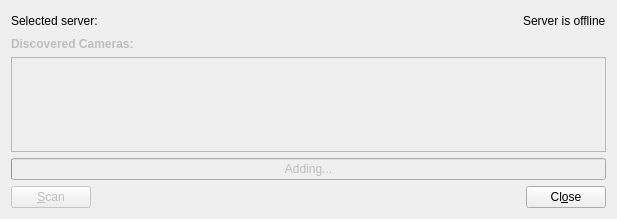
Qt form client/src/ui/dialogs/camera_addition_dialog.ui (networkoptix/nx_open) before a commit.
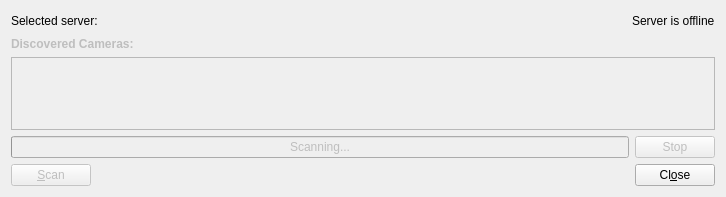
The same form after that commit. The open tabs and pages were chosen to show the change. Custom widgets are drawn as their Qt base class.

What changed in the file:
```diff
--- a/client/src/ui/dialogs/camera_addition_dialog.ui
+++ b/client/src/ui/dialogs/camera_addition_dialog.ui
@@ -6,8 +6,8 @@
    <rect>
     <x>0</x>
     <y>0</y>
-    <width>617</width>
-    <height>219</height>
+    <width>726</width>
+    <height>197</height>
    </rect>
   </property>
   <property name="sizePolicy">
@@ -423,60 +423,10 @@
          </property>
         </spacer>
        </item>
-       <item>
-        <widget class="QWidget" name="scanProgressWidget" native="true">
-         <layout class="QHBoxLayout" name="horizontalLayout_4" stretch="1,0">
-          <property name="leftMargin">
-           <number>0</number>
-          </property>
-          <property name="topMargin">
-           <number>0</number>
-          </property>
-          <property name="rightMargin">
-           <number>0</number>
-          </property>
-          <property name="bottomMargin">
-           <number>0</number>
-          </property>
-          <item>
-           <widget class="QProgressBar" name="scanProgressBar">
-            <property name="sizePolicy">
-             <sizepolicy hsizetype="Preferred" vsizetype="Fixed">
-              <horstretch>0</horstretch>
-              <verstretch>0</verstretch>
-             </sizepolicy>
-            </property>
-            <property name="minimumSize">
-             <size>
-              <width>0</width>
-              <height>0</height>
-             </size>
-            </property>
-            <property name="maximum">
-             <number>100</number>
-            </property>
-            <property name="value">
-             <number>0</number>
-            </property>
-            <property name="format">
-             <string>Scanning...</string>
-            </property>
-           </widget>
-          </item>
-          <item>
-           <widget class="QPushButton" name="stopScanButton">
-            <property name="text">
-             <string>Stop</string>
-            </property>
-           </widget>
-          </item>
-         </layout>
-        </widget>
-       </item>
       </layout>
      </widget>
      <widget class="QWidget" name="discoveredCamerasPage">
-      <layout class="QVBoxLayout" name="verticalLayout">
+      <layout class="QVBoxLayout" name="verticalLayout" stretch="0,1,0">
        <property name="leftMargin">
         <number>0</number>
        </property>
@@ -569,13 +519,53 @@
         </widget>
        </item>
        <item>
-        <widget class="QProgressBar" name="addProgressBar">
-         <property name="value">
-          <number>0</number>
-         </property>
-         <property name="format">
-          <string>Adding...</string>
-         </property>
+        <widget class="QWidget" name="progressWidget" native="true">
+         <layout class="QHBoxLayout" name="horizontalLayout_7" stretch="1,0">
+          <property name="leftMargin">
+           <number>0</number>
+          </property>
+          <property name="topMargin">
+           <number>0</number>
+          </property>
+          <property name="rightMargin">
+           <number>0</number>
+          </property>
+          <property name="bottomMargin">
+           <number>0</number>
+          </property>
+          <item>
+           <widget class="QProgressBar" name="progressBar">
+            <property name="sizePolicy">
+             <sizepolicy hsizetype="Preferred" vsizetype="Fixed">
+              <horstretch>0</horstretch>
+              <verstretch>0</verstretch>
+             </sizepolicy>
+            </property>
+            <property name="minimumSize">
+             <size>
+              <width>0</width>
+              <height>0</height>
+             </size>
+            </property>
+            <property name="maximum">
+             <number>100</number>
+            </property>
+            <property name="value">
+             <number>0</number>
+            </property>
+            <property name="format">
+             <string>Scanning...</string>
+            </property>
+           </widget>
+          </item>
+          <item>
+           <widget class="QPushButton" name="stopScanButton">
+            <property name="text">
+             <string>Stop</string>
+            </property>
+           </widget>
+          </item>
+         </layout>
         </widget>
        </item>
       </layout>
```
Left out of the diff: 2 changed lines with no effect on the pictures.
